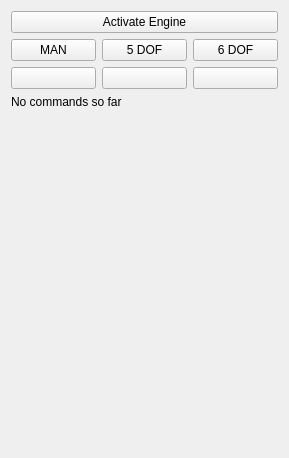
Old version of the form src/ui/UASSkyeControl.ui in the repository skye-git/qgroundcontrol-old.
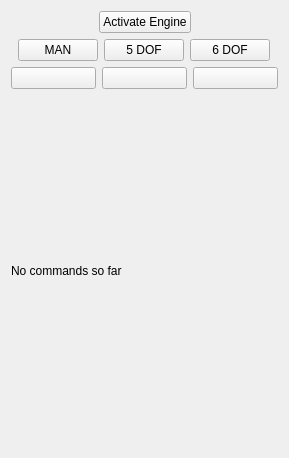
New version of the form.

Commit message: Center command buttons

Patch:
```diff
--- a/src/ui/UASSkyeControl.ui
+++ b/src/ui/UASSkyeControl.ui
@@ -36,8 +36,23 @@
   </property>
   <layout class="QVBoxLayout" name="verticalLayout">
    <item>
-    <layout class="QGridLayout" name="gridLayout">
-     <item row="0" column="0">
+    <layout class="QVBoxLayout" name="verticalLayout_2">
+     <item>
+      <layout class="QHBoxLayout" name="horizontalLayout_3">
+       <item>
+        <spacer name="horizontalSpacer">
+         <property name="orientation">
+          <enum>Qt::Horizontal</enum>
+         </property>
+         <property name="sizeHint" stdset="0">
+          <size>
+           <width>40</width>
+           <height>20</height>
+          </size>
+         </property>
+        </spacer>
+       </item>
+       <item>
       <widget class="QPushButton" name="controlButton">
        <property name="minimumSize">
         <size>
@@ -56,8 +71,36 @@
        </property>
       </widget>
      </item>
-     <item row="1" column="0">
-      <layout class="QHBoxLayout" name="horizontalLayout_3">
+       <item>
+        <spacer name="horizontalSpacer_2">
+         <property name="orientation">
+          <enum>Qt::Horizontal</enum>
+         </property>
+         <property name="sizeHint" stdset="0">
+          <size>
+           <width>40</width>
+           <height>20</height>
+          </size>
+         </property>
+        </spacer>
+       </item>
+      </layout>
+     </item>
+     <item>
+      <layout class="QHBoxLayout" name="horizontalLayout">
+       <item>
+        <spacer name="horizontalSpacer_3">
+         <property name="orientation">
+          <enum>Qt::Horizontal</enum>
+         </property>
+         <property name="sizeHint" stdset="0">
+          <size>
+           <width>40</width>
+           <height>20</height>
+          </size>
+         </property>
+        </spacer>
+       </item>
        <item>
         <widget class="QPushButton" name="manControlButton">
          <property name="minimumSize">
@@ -127,6 +170,19 @@
          </property>
         </widget>
        </item>
+       <item>
+        <spacer name="horizontalSpacer_4">
+         <property name="orientation">
+          <enum>Qt::Horizontal</enum>
+         </property>
+         <property name="sizeHint" stdset="0">
+          <size>
+           <width>40</width>
+           <height>20</height>
+          </size>
+         </property>
+        </spacer>
+       </item>
       </layout>
      </item>
     </layout>
@@ -249,19 +305,6 @@
      </property>
     </layout>
    </item>
-   <item>
-    <spacer name="verticalSpacer">
-     <property name="orientation">
-      <enum>Qt::Vertical</enum>
-     </property>
-     <property name="sizeHint" stdset="0">
-      <size>
-       <width>20</width>
-       <height>40</height>
-      </size>
-     </property>
-    </spacer>
-   </item>
   </layout>
   <zorder></zorder>
   <zorder>verticalLayoutWidget</zorder>
```
Left out of the diff: 3 changed lines with no effect on the pictures. Lines whose indentation alone changed are shown as unchanged. The commit also changes 2 other files.
